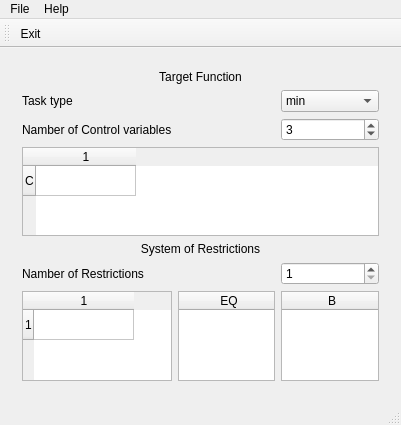
Qt form mainwindow.ui (aleax/simplex) before a commit.
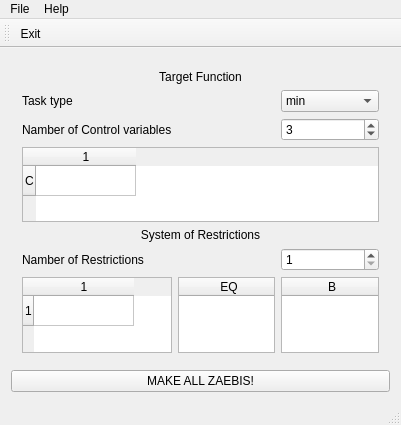
The same form after that commit.

Commit message: get data from gui

The edit to the form file:
```diff
--- a/mainwindow.ui
+++ b/mainwindow.ui
@@ -166,6 +166,13 @@
       </layout>
      </widget>
     </item>
+    <item row="1" column="0">
+     <widget class="QPushButton" name="pushButtonStart">
+      <property name="text">
+       <string>MAKE ALL ZAEBIS!</string>
+      </property>
+     </widget>
+    </item>
    </layout>
   </widget>
   <widget class="QMenuBar" name="menuBar">
```
Left out of the diff: 17 changed lines with no effect on the pictures. The commit also changes 3 other files.
